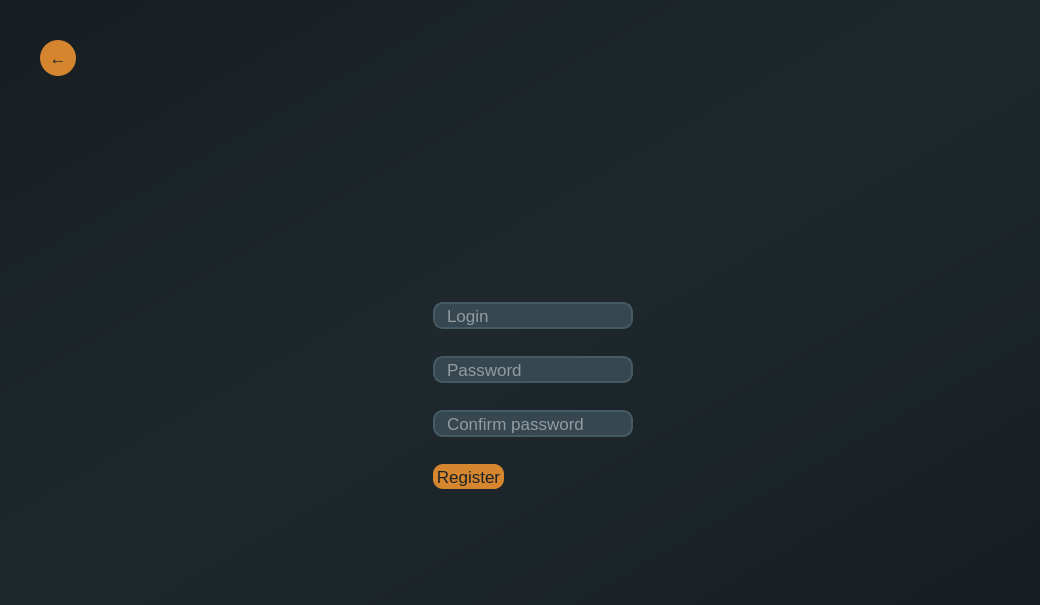
The window that Lab2/Lab2_proj/ClientPart/mainwindow.ui (BohdanGunko/clientServetTcpIp) describes before a commit, drawn with Qt 5.
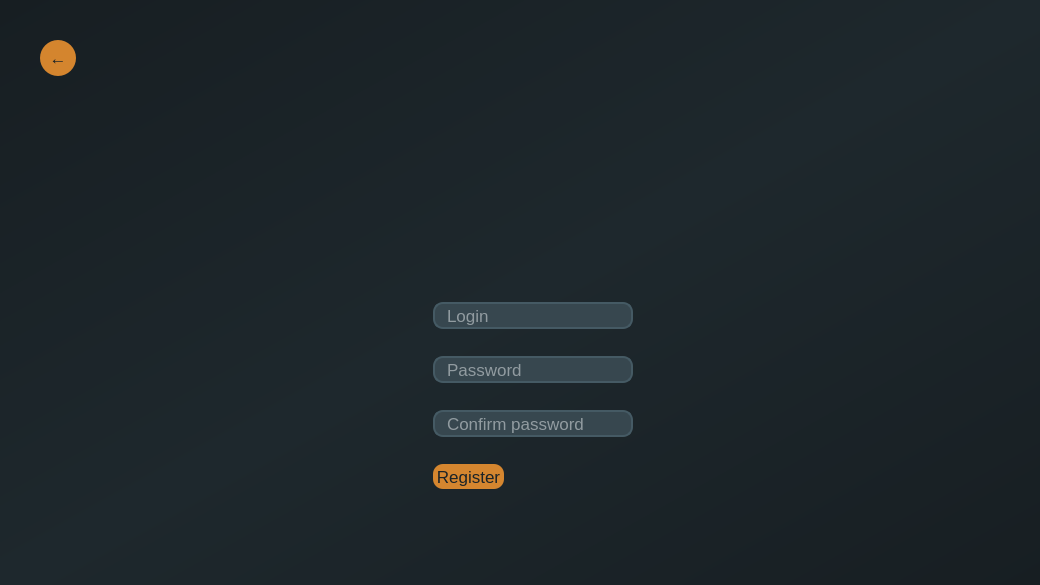
The same window after the commit. The open tabs and pages were chosen to show the change.

```diff
--- a/Lab2/Lab2_proj/ClientPart/mainwindow.ui
+++ b/Lab2/Lab2_proj/ClientPart/mainwindow.ui
@@ -7,7 +7,7 @@
     <x>0</x>
     <y>0</y>
     <width>1040</width>
-    <height>605</height>
+    <height>585</height>
    </rect>
   </property>
   <property name="sizePolicy">
```
Left out of the diff: 19 changed lines with no effect on the pictures.
